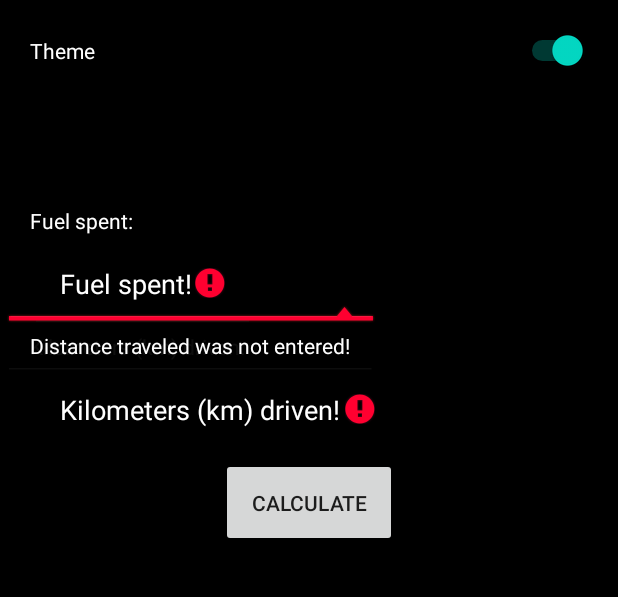
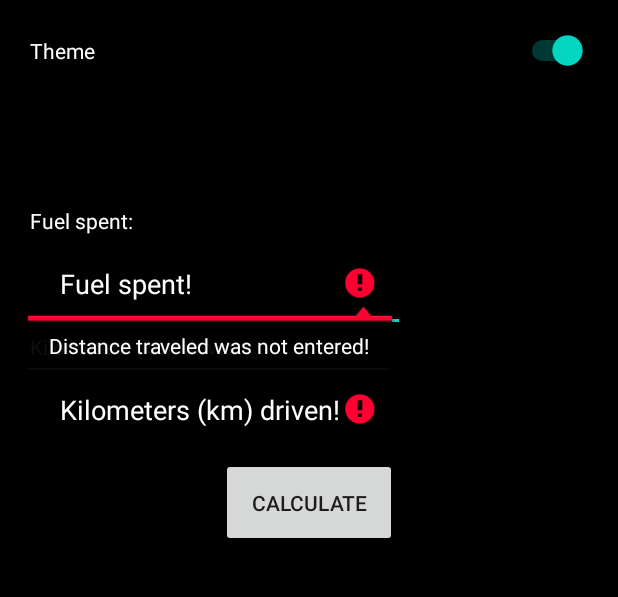
Before and after one commit to mtopolovec/Fuel-Consumption-calculator, an Android app: the screen it shows after launch (MainActivity), after a tap on "CALCULATE", on a phone screen of 412 x 824 dp, the part 84-681 px from its top. Run offline under Robolectric (Android 15) with nearby library versions, the phone set to English and light mode, and no system bars; our stand-ins replace ButterKnife; 1 other tap on this screen came first.

Commit message:
Refactor fuel_calculator.xml and MainActivity.

```diff
--- a/app/src/main/java/moj/tvz/hr/kalkulatortopolovec/MainActivity.java
+++ b/app/src/main/java/moj/tvz/hr/kalkulatortopolovec/MainActivity.java
@@ -51,7 +51,7 @@ public class MainActivity extends AppCompatActivity {
         ((TextView) findViewById(R.id.km)).setText(distanceString);
         ((TextView) findViewById(R.id.distance)).setHint(distance_noticeString);
 
-        ((Button) findViewById(R.id.calculate)).setHint(calculateString);
+        ((Button) findViewById(R.id.calculate)).setText(calculateString);
 
     }
 
--- a/app/src/main/res/layout/fuel_calculator.xml
+++ b/app/src/main/res/layout/fuel_calculator.xml
@@ -21,7 +21,7 @@
         android:layout_width="wrap_content"
         android:layout_height="wrap_content"
         android:hint="Fuel spent!"
-        android:width="150dp"
+        android:width="250dp"
         android:inputType="numberDecimal"
         android:padding="20dp"/>
     <TextView
```
